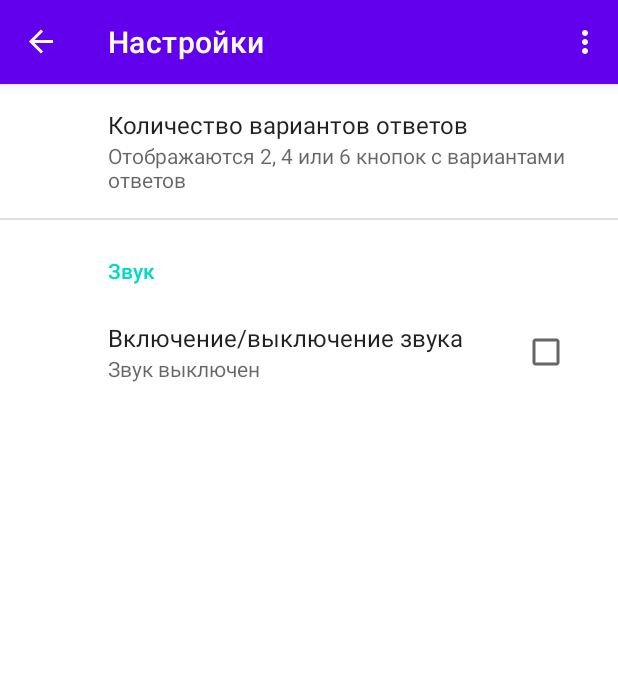
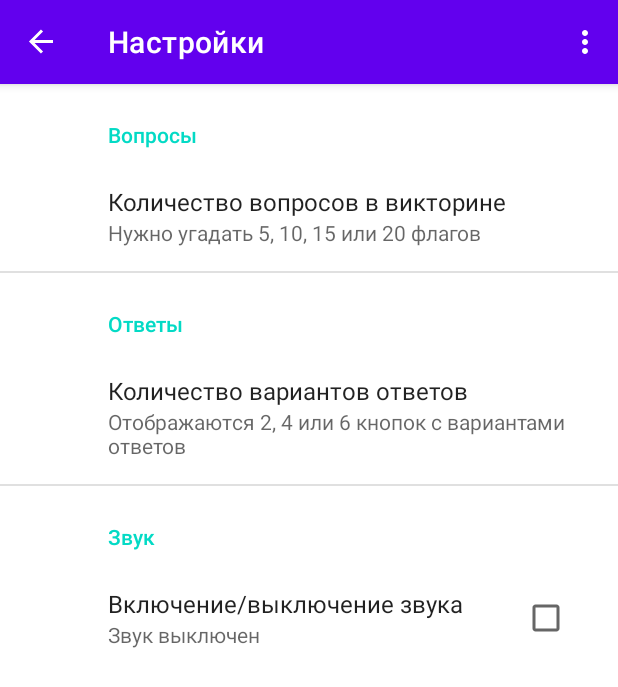
Before and after one commit to bartex12/QuizDay, an Android app: the FlagsFragment screen opened through its navigation route, in the options menu, after a tap on "Настройки", on a phone screen of 412 x 824 dp. Shown: the top 687 px of the screen. Run offline under Robolectric (Android 15) with nearby library versions, the phone set to English and light mode, and no system bars; our stand-ins replace androidx.preference, navigation-ui.

Commit message:
добавил в настройки количество вопросов

```diff
--- a/app/src/main/java/com/bartex/quizday/MainActivity.kt
+++ b/app/src/main/java/com/bartex/quizday/MainActivity.kt
@@ -29,6 +29,7 @@ class MainActivity : AppCompatActivity(), NavigationView.OnNavigationItemSelecte
     companion object{
         // Ключи для чтения данных из SharedPreferences
         val CHOICES = "pref_numberOfChoices"
+        val FLAGS_IN_QUIZ = "pref_numberOfFlags"
         const val DIALOG_FRAGMENT = "DIALOG_FRAGMENT_TAG"
     }
 
--- a/app/src/main/java/com/bartex/quizday/ui/flags/FlagsFragment.kt
+++ b/app/src/main/java/com/bartex/quizday/ui/flags/FlagsFragment.kt
@@ -27,8 +27,9 @@ class FlagsFragment: Fragment(), ResultDialog.OnResultListener {
 
     //todo
     // Количество флагов - для разработки - 2 , а вообще - 10 или задавать в настройках
-    private val FLAGS_IN_QUIZ = 2
+   // private val FLAGS_IN_QUIZ = 2
 
+    private var flagsInQuiz = 2
     // Имена файлов с флагами-
     //это имена файлов с изображениями флагов для текущего набора выбранных регионов
     //todo заменить Drawable на картинки svg из базы данных
@@ -106,7 +107,7 @@ class FlagsFragment: Fragment(), ResultDialog.OnResultListener {
         }
 
         // Назначение текста questionNumberTextView
-        questionNumberTextView.text = getString(R.string.question, 1, FLAGS_IN_QUIZ)
+        questionNumberTextView.text = getString(R.string.question, 1, flagsInQuiz)
 
         //приводим меню тулбара в соответствии с onPrepareOptionsMenu в MainActivity
         //без этой строки меню в тулбаре ведёт себя неправильно
@@ -118,6 +119,7 @@ class FlagsFragment: Fragment(), ResultDialog.OnResultListener {
     override fun onStart() {
         super.onStart()
 
+        updateFlagsInQuiz(PreferenceManager.getDefaultSharedPreferences(requireActivity()))
         updateGuessRows(PreferenceManager.getDefaultSharedPreferences(requireActivity()))
         resetQuiz()
     }
@@ -135,21 +137,11 @@ class FlagsFragment: Fragment(), ResultDialog.OnResultListener {
                     ContextCompat.getColor(requireActivity(), R.color.correct_answer))
 
             disableButtons()  // Блокировка всех кнопок ответов
-            if (correctAnswers == FLAGS_IN_QUIZ) {
+            if (correctAnswers == flagsInQuiz) {
                 // DialogFragment для вывода статистики и перезапуска
                 //в отдельном файле сделан, а не внутри фрагмента
-                //todo  сделать диалог
-                ResultDialog(FLAGS_IN_QUIZ, totalGuesses, this )
+                ResultDialog(flagsInQuiz, totalGuesses, this )
                         .show(requireActivity().supportFragmentManager, "ResultDialog")
-//                Toast.makeText(requireActivity(),
-//                            R.string.restarting_new_block, Toast.LENGTH_SHORT ).show()
-//    //todo этот метод вызывать из диалога через интерфейс
-//                // Загрузка следующего блока вопросов викторины после  задержки
-//                handler.postDelayed(
-//                        {
-//                            resetQuiz()  //если без анимации
-//                        }, 1000
-//                ) // 2000 миллисекунд для двухсекундной задержки
 
             }else { // Ответ правильный, но викторина не закончена
                     // Загрузка следующего флага после двухсекундной задержки
@@ -181,11 +173,18 @@ class FlagsFragment: Fragment(), ResultDialog.OnResultListener {
             }
         }
     }
+    private fun updateFlagsInQuiz(sharedPreferences: SharedPreferences) {
+     val flagsNumber: String?  = sharedPreferences.getString(MainActivity.FLAGS_IN_QUIZ, 10.toString())
+        flagsNumber?. let{
+           // flagsInQuiz  = it.toInt()
+            flagsInQuiz =flagsNumber.toInt()
+        }
+    }
 
     // Обновление guessRows на основании значения SharedPreferences
     fun updateGuessRows(sharedPreferences: SharedPreferences) {
         // Получение количества отображаемых вариантов ответа
-        val choices = sharedPreferences.getString(MainActivity.CHOICES, 2.toString())
+        val choices: String? = sharedPreferences.getString(MainActivity.CHOICES, 2.toString())
         choices?. let{
             guessRows = it.toInt() / 2
         }
@@ -212,7 +211,7 @@ class FlagsFragment: Fragment(), ResultDialog.OnResultListener {
         var flagCounter = 1
         val numberOfFlags = fileNameList.size
         // Добавление FLAGS_IN_QUIZ штук  случайных файлов в quizCountriesList
-        while (flagCounter <= FLAGS_IN_QUIZ) {
+        while (flagCounter <= flagsInQuiz) {
             val randomIndex = random.nextInt(numberOfFlags)
             // Получение случайного имени файла
             val filename: TestFlagClass = fileNameList[randomIndex]
@@ -234,7 +233,7 @@ class FlagsFragment: Fragment(), ResultDialog.OnResultListener {
 
         // Отображение номера текущего вопроса
         questionNumberTextView.text = getString(
-                R.string.question, correctAnswers + 1, FLAGS_IN_QUIZ
+                R.string.question, correctAnswers + 1, flagsInQuiz
         )
 
         flagImageView?.setImageDrawable(nextImage.image)
--- a/app/src/main/java/com/bartex/quizday/ui/flags/RepoImpl.kt
+++ b/app/src/main/java/com/bartex/quizday/ui/flags/RepoImpl.kt
@@ -1,6 +1,5 @@
 package com.bartex.quizday.ui.flags
 
-import android.annotation.SuppressLint
 import android.app.Application
 import android.graphics.drawable.Drawable
 import androidx.core.content.ContextCompat
@@ -9,20 +8,12 @@ import com.bartex.quizday.model.TestFlagClass
 
 class RepoImpl(val application: Application): IRepo {
 
-    @SuppressLint("UseCompatLoadingForDrawables")
     override fun getFlags(): MutableList<TestFlagClass> {
-        val flags = mutableListOf<TestFlagClass>(
-                TestFlagClass("Image1", ContextCompat.getDrawable(application, R.drawable.sun_smail2) as Drawable),
-                TestFlagClass("Image2", ContextCompat.getDrawable(application, R.drawable.sun_smail2) as Drawable),
-                TestFlagClass("Image3", ContextCompat.getDrawable(application, R.drawable.sun_smail2) as Drawable),
-                TestFlagClass("Image4", ContextCompat.getDrawable(application, R.drawable.sun_smail2) as Drawable),
-                TestFlagClass("Image5", ContextCompat.getDrawable(application, R.drawable.sun_smail2) as Drawable),
-                TestFlagClass("Image6", ContextCompat.getDrawable(application, R.drawable.sun_smail2) as Drawable),
-                TestFlagClass("Image7", ContextCompat.getDrawable(application, R.drawable.sun_smail2) as Drawable),
-                TestFlagClass("Image8", ContextCompat.getDrawable(application, R.drawable.sun_smail2) as Drawable),
-                TestFlagClass("Image9", ContextCompat.getDrawable(application, R.drawable.sun_smail2) as Drawable),
-                TestFlagClass("Image10", ContextCompat.getDrawable(application, R.drawable.sun_smail2) as Drawable)
-        )
+        val flags = mutableListOf<TestFlagClass>()
+        for (i in 0 until 30){
+          val test =   TestFlagClass("Image$i", (ContextCompat.getDrawable(application, R.drawable.sun_smail2)  as Drawable ))
+            flags.add(test)
+        }
         return flags
     }
 }
--- a/app/src/main/java/com/bartex/quizday/ui/flags/ResultDialog.kt
+++ b/app/src/main/java/com/bartex/quizday/ui/flags/ResultDialog.kt
@@ -18,7 +18,7 @@ class ResultDialog(val total: Int, val totalGuesses :Int, val onResultListener:O
     override fun onCreateDialog(savedInstanceState: Bundle?): Dialog {
         val builder = AlertDialog.Builder(activity )
         builder.setMessage(
-                getString(R.string.results, totalGuesses, total, total*100/totalGuesses.toDouble())
+                getString(R.string.results, total, totalGuesses, total*100/totalGuesses.toDouble())
         )
 
         // "Reset Quiz" Button
--- a/app/src/main/res/values/array.xml
+++ b/app/src/main/res/values/array.xml
@@ -1,5 +1,13 @@
 <?xml version="1.0" encoding="utf-8"?>
 <resources>
+    <string-array name="flagNumber_list">
+        <item>2</item>
+        <item>5</item>
+        <item>10</item>
+        <item>15</item>
+        <item>20</item>
+    </string-array>
+
     <string-array name="guesses_list">
         <item>2</item>
         <item>4</item>
--- a/app/src/main/res/values/strings.xml
+++ b/app/src/main/res/values/strings.xml
@@ -42,11 +42,13 @@
     <string name="guess_country">Угадайте страну</string>
     <string name="incorrect_answer">Неправильно!</string>
     <string name="number_of_choices">Количество вариантов ответов</string>
+    <string name="number_of_flags">Количество вопросов в викторине</string>
     <string name="number_of_choices_description">Отображаются 2, 4 или 6 кнопок с вариантами ответов</string>
+    <string name="number_of_flags_description">Нужно угадать 5, 10, 15 или 20 флагов</string>
     <string name="restarting_quiz">Викторина перезапустится с новыми настройками</string>
     <string name="restarting_new_block">Загружаем новый блок вопросов викторины</string>
 
-    <string name="results">Использовано %1$d попытки на  %2$d вопроса\n%3$.02f%% правильных ответов</string>
+    <string name="results">Вопросов: %1$d\nПопыток: %2$d\n%3$.01f%% правильных ответов</string>
     <string name="reset_quiz">Новые вопросы</string>
 
 
--- a/app/src/main/res/xml/pref_setting.xml
+++ b/app/src/main/res/xml/pref_setting.xml
@@ -1,16 +1,35 @@
 <?xml version="1.0" encoding="utf-8"?>
 
-<androidx.preference.PreferenceScreen xmlns:android="http://schemas.android.com/apk/res/android"
+<androidx.preference.PreferenceScreen
+    xmlns:android="http://schemas.android.com/apk/res/android"
     xmlns:app="http://schemas.android.com/apk/res-auto">
 
+    <PreferenceCategory
+        app:title="Вопросы">
+
     <ListPreference
+        android:key="pref_numberOfFlags"
+        android:entries="@array/flagNumber_list"
+        android:entryValues="@array/flagNumber_list"
+        android:title="@string/number_of_flags"
+        android:summary="@string/number_of_flags_description"
+        android:persistent="true"
+        android:defaultValue="5" />
+
+</PreferenceCategory>
+
+    <PreferenceCategory
+        app:title = "Ответы">
+
+    <ListPreference
+        android:key="pref_numberOfChoices"
         android:entries="@array/guesses_list"
         android:entryValues="@array/guesses_list"
-        android:key="pref_numberOfChoices"
         android:title="@string/number_of_choices"
         android:summary="@string/number_of_choices_description"
         android:persistent="true"
         android:defaultValue="4" />
+</PreferenceCategory>
 
     <PreferenceCategory
         android:title="@string/sound">
@@ -23,4 +42,5 @@
         android:summaryOff="@string/cbSortOff">
     </CheckBoxPreference>
     </PreferenceCategory>
+
 </androidx.preference.PreferenceScreen>
```
